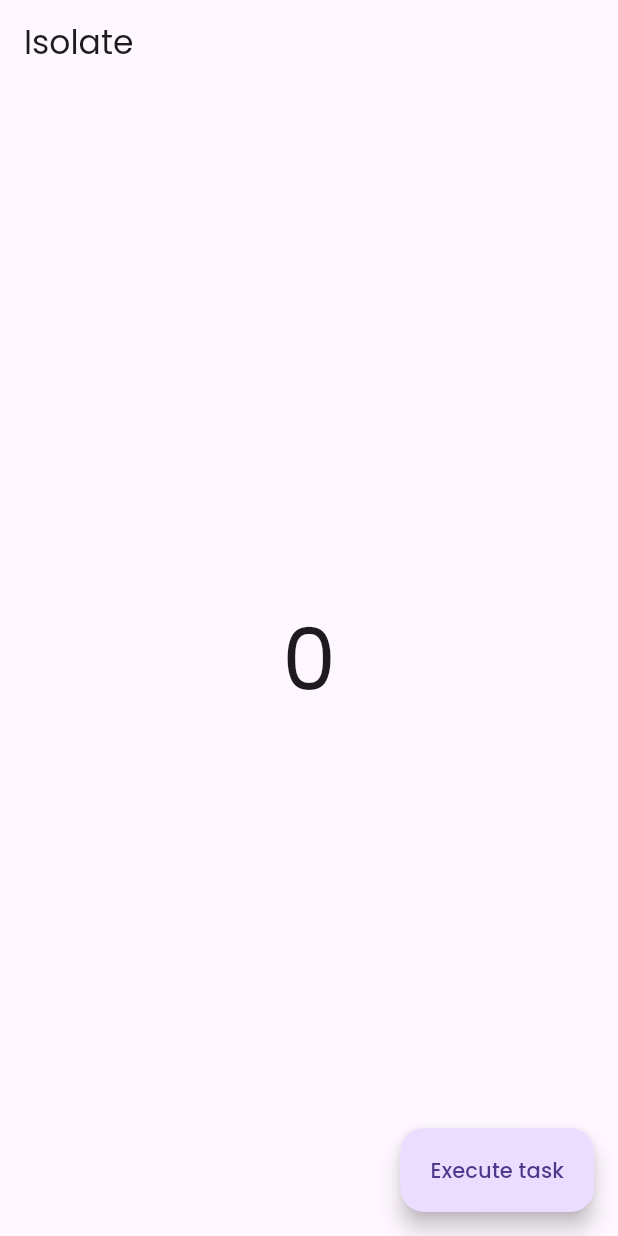
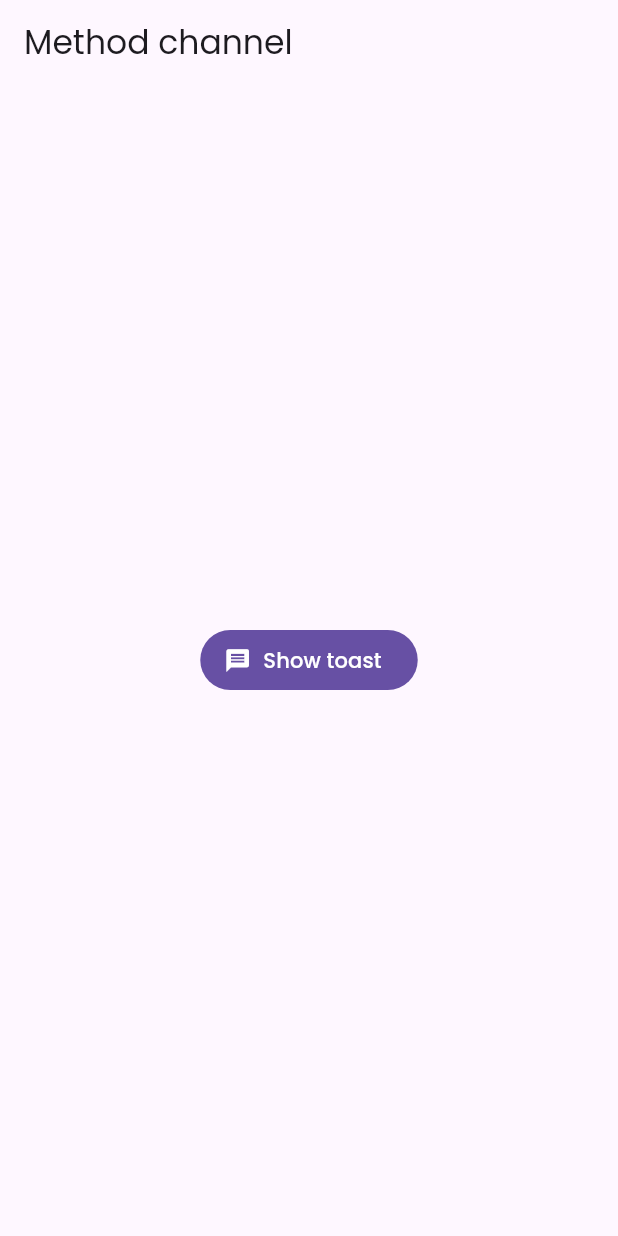
Before and after one commit to shravan-elred/flutter_training, a Flutter app: the screen it shows after launch, on a phone screen of 412 x 824 dp. Run offline on Flutter 3.47's test engine with Material 3 defaults, Android fonts, the phone set to English and light mode, and no system bars; our stand-ins replace google_fonts.

Commit message:
method channel android

```diff
--- /dev/null
+++ b/lib/home_screen.dart
@@ -0,0 +1,35 @@
+import 'package:flutter/material.dart';
+import 'package:flutter/services.dart';
+
+class HomeScreen extends StatefulWidget {
+  const HomeScreen({super.key});
+
+  @override
+  State<HomeScreen> createState() => _HomeScreenState();
+}
+
+const channelName = 'flutter_training';
+
+class _HomeScreenState extends State<HomeScreen> {
+  final channel = const MethodChannel(channelName);
+
+  @override
+  Widget build(BuildContext context) {
+    return Scaffold(
+      appBar: AppBar(
+        title: const Text('Method channel'),
+      ),
+      body: Center(
+        child: FilledButton.icon(
+          onPressed: _showToastClickEvent,
+          icon: const Icon(Icons.message),
+          label: const Text('Show toast'),
+        ),
+      ),
+    );
+  }
+
+  void _showToastClickEvent() {
+    channel.invokeMapMethod('showToast');
+  }
+}
--- a/lib/main.dart
+++ b/lib/main.dart
@@ -1,7 +1,7 @@
 import 'package:flutter/material.dart';
 import 'package:google_fonts/google_fonts.dart';
 
-import 'task/view/task_page.dart';
+import 'home_screen.dart';
 
 void main() {
   runApp(const MyApp());
@@ -18,7 +18,7 @@ class MyApp extends StatelessWidget {
         fontFamily: GoogleFonts.poppins().fontFamily,
         useMaterial3: true,
       ),
-      home: const TaskPage(),
+      home: const HomeScreen(),
     );
   }
 }
--- a/lib/task/service/task_isolate_service.dart
+++ /dev/null
@@ -1,12 +0,0 @@
-import 'package:flutter/foundation.dart';
-
-import 'heavy_task.dart';
-
-class TaskIsolateService {
-  Future<int> execute() {
-    return compute<HeavyTask, int>(
-      (task) => task.execute(),
-      HeavyTask(),
-    );
-  }
-}
--- a/lib/task/view/task_page.dart
+++ /dev/null
@@ -1,17 +0,0 @@
-import 'package:flutter/material.dart';
-import 'package:provider/provider.dart';
-
-import '../view_model/task_view_model.dart';
-import 'task_screen.dart';
-
-class TaskPage extends StatelessWidget {
-  const TaskPage({Key? key}) : super(key: key);
-
-  @override
-  Widget build(BuildContext context) {
-    return ChangeNotifierProvider(
-      create: (context) => TaskViewModel(),
-      child: const TaskScreen(),
-    );
-  }
-}
--- a/lib/task/view/task_screen.dart
+++ /dev/null
@@ -1,31 +0,0 @@
-import 'package:flutter/material.dart';
-import 'package:provider/provider.dart';
-
-import '../view_model/task_view_model.dart';
-
-class TaskScreen extends StatelessWidget {
-  const TaskScreen({Key? key}) : super(key: key);
-
-  @override
-  Widget build(BuildContext context) {
-    return Scaffold(
-      floatingActionButton: FloatingActionButton.extended(
-        onPressed: context.read<TaskViewModel>().executeTaskIsolate,
-        label: const Text('Execute task'),
-      ),
-      appBar: AppBar(
-        title: const Text('Isolate'),
-      ),
-      body: Consumer<TaskViewModel>(
-        builder: (context, value, child) {
-          return Center(
-            child: Text(
-              value.result.toString(),
-              style: Theme.of(context).textTheme.displayLarge,
-            ),
-          );
-        },
-      ),
-    );
-  }
-}
--- a/lib/task/view_model/task_view_model.dart
+++ /dev/null
@@ -1,14 +0,0 @@
-import 'package:flutter/material.dart';
-
-import '../service/task_isolate_service.dart';
-
-class TaskViewModel extends ChangeNotifier {
-  int result = 0;
-
-  final TaskIsolateService isolateService = TaskIsolateService();
-
-  void executeTaskIsolate() async {
-    result = await isolateService.execute();
-    notifyListeners();
-  }
-}
```
Also changed, not shown: lib/task/service/heavy_task.dart (deleted, +0 -15 lines), 1 other file.
